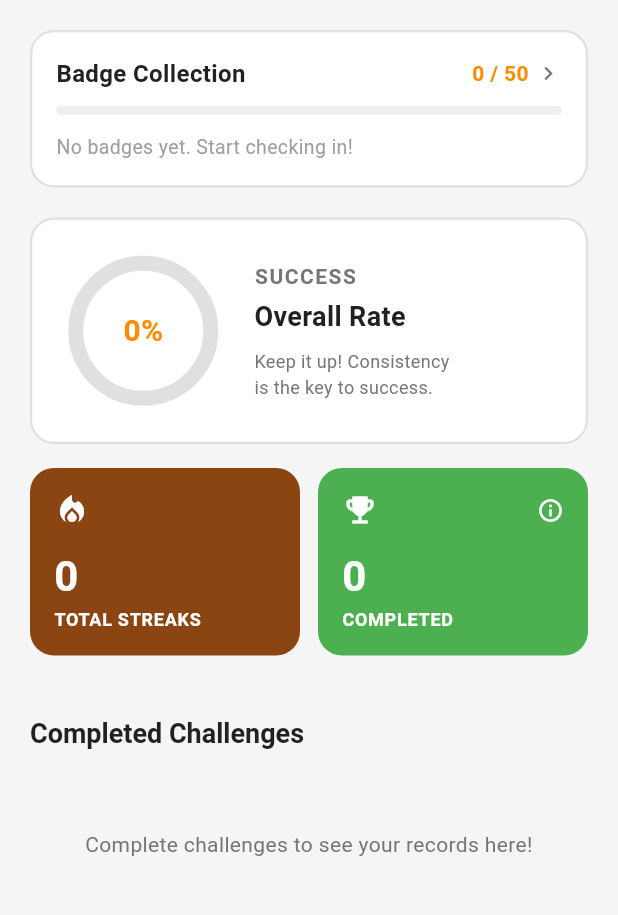
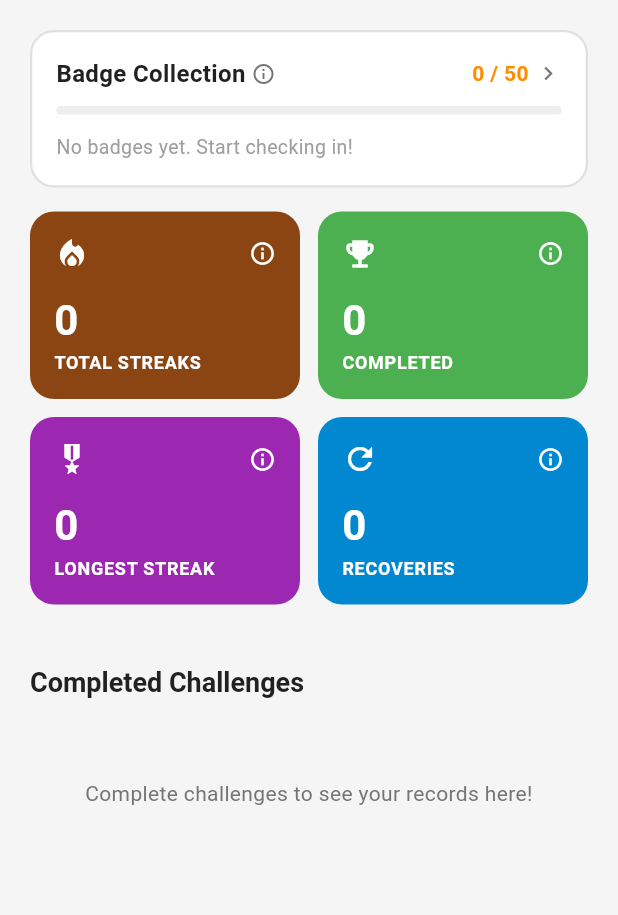
Before and after one commit to woodys67/streakly, a Flutter app: the RecordsScreen screen opened directly, on a phone screen of 412 x 824 dp, the part 198-1113 px from its top. Run offline on Flutter 3.47's test engine with Material 3 defaults, Android fonts, the phone set to English and light mode, and no system bars; our stand-ins replace flutter_local_notifications, flutter_markdown, google_mobile_ads, google_sign_in, package_info_plus, shared_preferences and 3 more; missing offline and left inert: app_settings; accounts and stored records are empty; network calls fail.

Commit message:
feat: 기록 탭 지표 카드 개편 및 툴팁 추가
- 전체 성공률 차트 제거
- 최장 스트릭·스트릭 복구 카드 추가 (2x2 그리드)
- 모든 지표 카드 우측 상단 정보 아이콘 + 탭 툴팁
- 배지 컬렉션 카드에도 정보 아이콘 추가
- ChallengeProvider에 longestStreak·totalRecoveries getter 추가

Co-Authored-By: Claude Sonnet 4.6 <noreply@anthropic.com>

```diff
--- a/lib/l10n/app_strings.dart
+++ b/lib/l10n/app_strings.dart
@@ -244,6 +244,32 @@ class AppStrings {
     es:'¡Sigue así! La constancia\nes la clave del éxito.',
   );
   String get totalStreaks => _s(en:'TOTAL STREAKS', ko:'총 스트릭', ja:'総ストリーク', es:'RACHAS TOTALES');
+  String get totalStreaksInfo => _s(
+    en:'Sum of current streak counts across all your active challenges.',
+    ko:'모든 활성 챌린지의 현재 스트릭 합계입니다.',
+    ja:'すべてのアクティブチャレンジの現在のストリーク合計です。',
+    es:'Suma de las rachas actuales de todos tus desafíos activos.',
+  );
+  String get longestStreakLabel => _s(en:'LONGEST STREAK', ko:'최장 스트릭', ja:'最長ストリーク', es:'RACHA MÁS LARGA');
+  String get longestStreakInfo => _s(
+    en:'The highest streak count among all your active challenges.',
+    ko:'모든 활성 챌린지 중 가장 긴 현재 스트릭입니다.',
+    ja:'すべてのアクティブチャレンジの中で最も長い現在のストリークです。',
+    es:'La racha actual más larga entre todos tus desafíos activos.',
+  );
+  String get streakRecoveryLabel => _s(en:'RECOVERIES', ko:'스트릭 복구', ja:'ストリーク回復', es:'RECUPERACIONES');
+  String get streakRecoveryInfo => _s(
+    en:'Total number of times you have recovered a streak by spending Willpower.',
+    ko:'의지력을 사용해 스트릭을 복구한 총 횟수입니다.',
+    ja:'意志力を使ってストリークを回復した合計回数です。',
+    es:'Número total de veces que recuperaste una racha usando fuerza de voluntad.',
+  );
+  String get badgeCollectionInfo => _s(
+    en:'Badges earned by achieving milestones and completing challenges.',
+    ko:'챌린지 달성 및 완료로 획득한 배지 컬렉션입니다.',
+    ja:'チャレンジの達成や完了で獲得したバッジのコレクションです。',
+    es:'Insignias ganadas al alcanzar hitos y completar desafíos.',
+  );
   String get completed => _s(en:'COMPLETED', ko:'완료', ja:'完了', es:'COMPLETADO');
   String get completedInfo => _s(
     en:'Total number of challenges you have successfully completed.',
--- a/lib/providers/challenge_provider.dart
+++ b/lib/providers/challenge_provider.dart
@@ -62,6 +62,13 @@ class ChallengeProvider extends ChangeNotifier {
     if (_challenges.isEmpty) return 0;
     return _challenges.fold<int>(0, (sum, c) => sum + c.streak);
   }
+
+  int get longestStreak {
+    if (_challenges.isEmpty) return 0;
+    return _challenges.fold<int>(0, (max, c) => c.streak > max ? c.streak : max);
+  }
+
+  int get totalRecoveries => _willpowerSpent ~/ _recoveryCost;
 
   // 모든 챌린지 completedDays 합산 (패널티 없음, 항상 증가)
   int get willpower =>
--- a/lib/screens/records/records_screen.dart
+++ b/lib/screens/records/records_screen.dart
@@ -23,8 +23,9 @@ class RecordsScreen extends StatelessWidget {
         builder: (context, challengeProvider, settingsProvider, badgeProvider, _) {
           final s = settingsProvider.strings;
           final userName = settingsProvider.userName;
-          final successRate = challengeProvider.overallSuccessRate;
           final totalStreak = challengeProvider.totalStreak;
+          final longestStreak = challengeProvider.longestStreak;
+          final totalRecoveries = challengeProvider.totalRecoveries;
           final completed = challengeProvider.completedChallenges;
           final allChallenges = challengeProvider.challenges;
 
@@ -36,8 +37,6 @@ class RecordsScreen extends StatelessWidget {
                 _ProfileHeader(userName: userName),
                 const SizedBox(height: 20),
                 _BadgeSummaryCard(badgeProvider: badgeProvider),
-                const SizedBox(height: 20),
-                _SuccessRateChart(successRate: successRate),
                 const SizedBox(height: 16),
                 Row(
                   children: [
@@ -47,6 +46,7 @@ class RecordsScreen extends StatelessWidget {
                         value: '$totalStreak',
                         bgColor: AppColors.darkAccent,
                         icon: Icons.local_fire_department,
+                        tooltip: s.totalStreaksInfo,
                       ),
                     ),
                     const SizedBox(width: 12),
@@ -56,9 +56,31 @@ class RecordsScreen extends StatelessWidget {
                         value: '${completed.length}',
                         bgColor: AppColors.success,
                         icon: Icons.emoji_events,
-                        showInfo: true,
-                        infoMessage: s.completedInfo,
-                        okLabel: s.ok,
+                        tooltip: s.completedInfo,
+                      ),
+                    ),
+                  ],
+                ),
+                const SizedBox(height: 12),
+                Row(
+                  children: [
+                    Expanded(
+                      child: _MetricCard(
+                        title: s.longestStreakLabel,
+                        value: '$longestStreak',
+                        bgColor: const Color(0xFF9C27B0),
+                        icon: Icons.military_tech,
+                        tooltip: s.longestStreakInfo,
+                      ),
+                    ),
+                    const SizedBox(width: 12),
+                    Expanded(
+                      child: _MetricCard(
+                        title: s.streakRecoveryLabel,
+                        value: '$totalRecoveries',
+                        bgColor: const Color(0xFF0288D1),
+                        icon: Icons.refresh,
+                        tooltip: s.streakRecoveryInfo,
                       ),
                     ),
                   ],
@@ -147,7 +169,6 @@ class _BadgeSummaryCard extends StatelessWidget {
           crossAxisAlignment: CrossAxisAlignment.start,
           children: [
             Row(
-              mainAxisAlignment: MainAxisAlignment.spaceBetween,
               children: [
                 Text(
                   context.read<SettingsProvider>().strings.badgeCollectionTitle,
@@ -157,8 +178,21 @@ class _BadgeSummaryCard extends StatelessWidget {
                     color: context.colorTextPrimary,
                   ),
                 ),
-                Row(
-                  children: [
+                const SizedBox(width: 4),
+                Tooltip(
+                  message: context.read<SettingsProvider>().strings.badgeCollectionInfo,
+                  triggerMode: TooltipTriggerMode.tap,
+                  showDuration: const Duration(seconds: 4),
+                  padding: const EdgeInsets.symmetric(horizontal: 12, vertical: 8),
+                  decoration: BoxDecoration(
+                    color: Colors.black87,
+                    borderRadius: BorderRadius.circular(8),
+                  ),
+                  textStyle: const TextStyle(color: Colors.white, fontSize: 13),
+                  preferBelow: false,
+                  child: Icon(Icons.info_outline, size: 16, color: context.colorTextSecondary),
+                ),
+                const Spacer(),
                 Text(
                   '${earned.length} / $total',
                   style: const TextStyle(
@@ -172,8 +206,6 @@ class _BadgeSummaryCard extends StatelessWidget {
                   Icons.chevron_right,
                   color: context.colorTextSecondary,
                   size: 18,
-                    ),
-                  ],
                 ),
               ],
             ),
@@ -266,102 +298,20 @@ class _ProfileHeader extends StatelessWidget {
   }
 }
 
-class _SuccessRateChart extends StatelessWidget {
-  final double successRate;
-
-  const _SuccessRateChart({required this.successRate});
-
-  @override
-  Widget build(BuildContext context) {
-    final percent = (successRate * 100).round();
-
-    return Container(
-      padding: const EdgeInsets.all(24),
-      decoration: BoxDecoration(
-        color: context.colorSurface,
-        borderRadius: BorderRadius.circular(16),
-        border: Border.all(color: context.colorOutline, width: 1.5),
-      ),
-      child: Row(
-        children: [
-          CircularProgressWidget(
-            progress: successRate,
-            size: 100,
-            strokeWidth: 10,
-            progressColor: AppColors.primary,
-            child: Column(
-              mainAxisAlignment: MainAxisAlignment.center,
-              children: [
-                Text(
-                  '$percent%',
-                  style: const TextStyle(
-                    fontSize: 20,
-                    fontWeight: FontWeight.bold,
-                    color: AppColors.primary,
-                  ),
-                ),
-              ],
-            ),
-          ),
-          const SizedBox(width: 24),
-          Expanded(
-            child: Builder(
-              builder: (context) {
-                final s = context.watch<SettingsProvider>().strings;
-                return Column(
-                  crossAxisAlignment: CrossAxisAlignment.start,
-                  children: [
-                    Text(
-                      s.successLabel,
-                      style: TextStyle(
-                        fontSize: 14,
-                        fontWeight: FontWeight.w700,
-                        color: context.colorTextSecondary,
-                        letterSpacing: 1,
-                      ),
-                    ),
-                    const SizedBox(height: 4),
-                    Text(
-                      s.overallRate,
-                      style: TextStyle(
-                        fontSize: 18,
-                        fontWeight: FontWeight.bold,
-                        color: context.colorTextPrimary,
-                      ),
-                    ),
-                    const SizedBox(height: 8),
-                    Text(
-                      s.keepItUp,
-                      style: TextStyle(fontSize: 12, color: context.colorTextSecondary),
-                    ),
-                  ],
-                );
-              },
-            ),
-          ),
-        ],
-      ),
-    );
-  }
-}
 
 class _MetricCard extends StatelessWidget {
   final String title;
   final String value;
   final Color bgColor;
   final IconData icon;
-  final bool showInfo;
-  final String? infoMessage;
-  final String okLabel;
+  final String tooltip;
 
   const _MetricCard({
     required this.title,
     required this.value,
     required this.bgColor,
     required this.icon,
-    this.showInfo = false,
-    this.infoMessage,
-    this.okLabel = 'OK',
+    required this.tooltip,
   });
 
   @override
@@ -379,23 +329,17 @@ class _MetricCard extends StatelessWidget {
             mainAxisAlignment: MainAxisAlignment.spaceBetween,
             children: [
               Icon(icon, color: AppColors.white, size: 24),
-              if (showInfo && infoMessage != null)
-                GestureDetector(
-                  onTap: () {
-                    showDialog<void>(
-                      context: context,
-                      builder: (_) => AlertDialog(
-                        title: Text(title),
-                        content: Text(infoMessage!),
-                        actions: [
-                          TextButton(
-                            onPressed: () => Navigator.of(context).pop(),
-                            child: Text(okLabel),
+              Tooltip(
+                message: tooltip,
+                triggerMode: TooltipTriggerMode.tap,
+                showDuration: const Duration(seconds: 4),
+                padding: const EdgeInsets.symmetric(horizontal: 12, vertical: 8),
+                decoration: BoxDecoration(
+                  color: Colors.black87,
+                  borderRadius: BorderRadius.circular(8),
                 ),
-                        ],
-                      ),
-                    );
-                  },
+                textStyle: const TextStyle(color: Colors.white, fontSize: 13),
+                preferBelow: false,
                 child: const Icon(Icons.info_outline, color: AppColors.white, size: 18),
               ),
             ],
```
Lines whose indentation alone changed are shown as unchanged.
